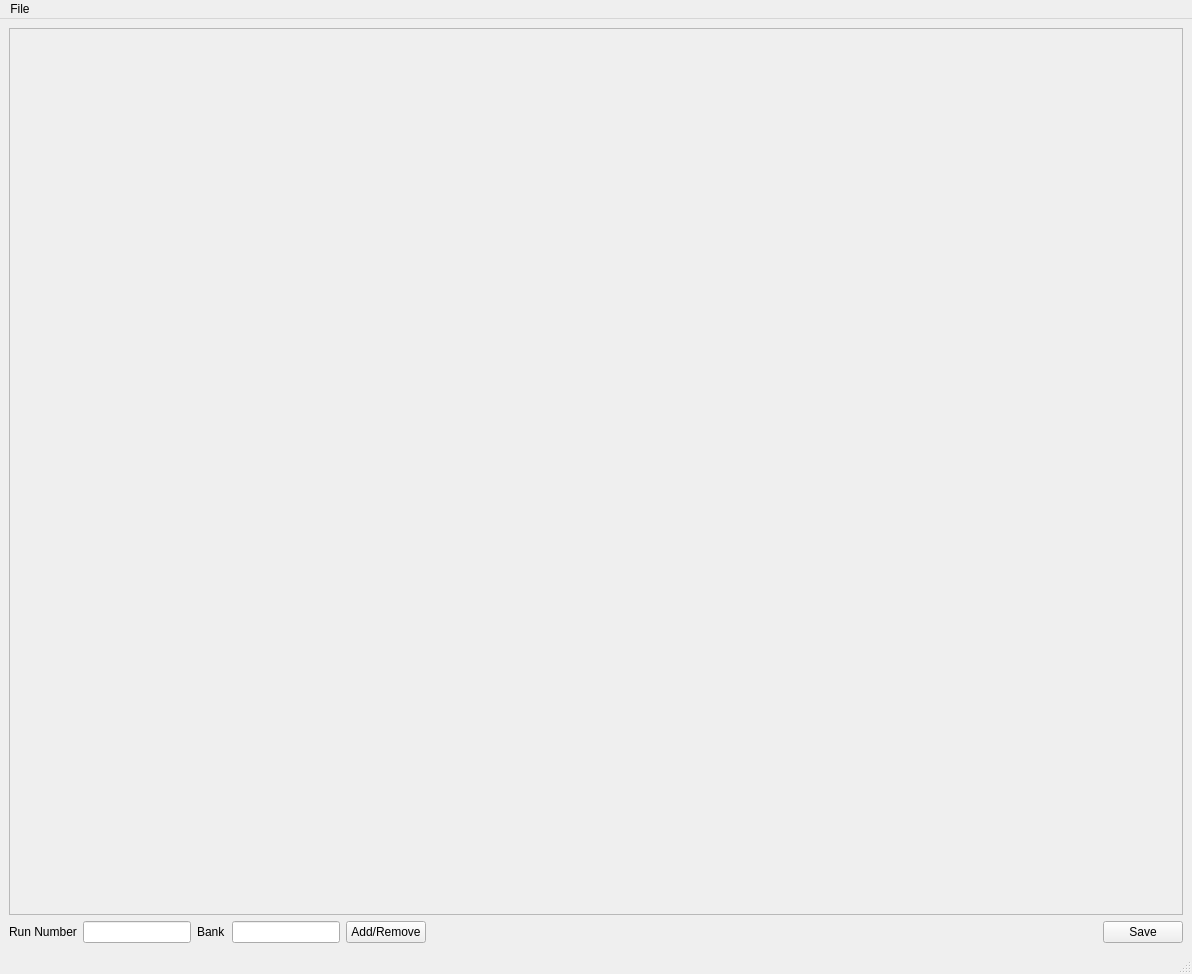
Qt form designer/SimpleReducedDataView.ui (neutrons/PyVDrive) before a commit.
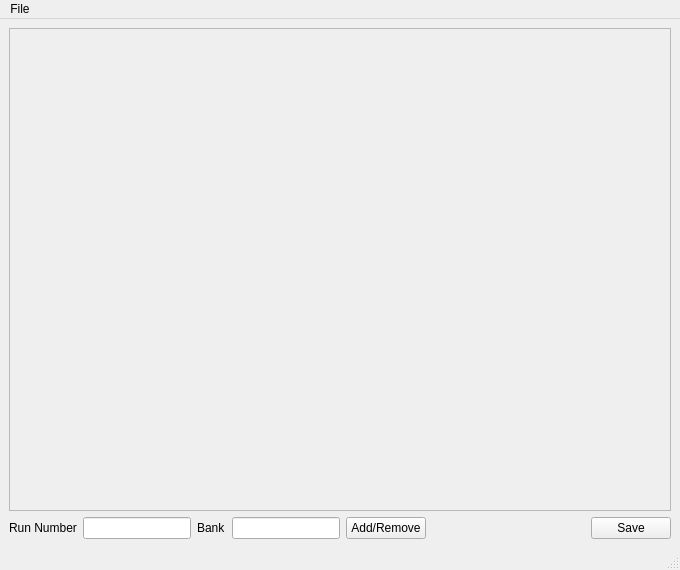
The same form after that commit.

What changed in the file:
```diff
--- a/designer/SimpleReducedDataView.ui
+++ b/designer/SimpleReducedDataView.ui
@@ -6,8 +6,8 @@
    <rect>
     <x>0</x>
     <y>0</y>
-    <width>1192</width>
-    <height>974</height>
+    <width>680</width>
+    <height>570</height>
    </rect>
   </property>
   <property name="windowTitle">
@@ -103,7 +103,7 @@
     <rect>
      <x>0</x>
      <y>0</y>
-     <width>1192</width>
+     <width>680</width>
      <height>25</height>
     </rect>
    </property>
```
Left out of the diff: 4 changed lines with no effect on the pictures.
